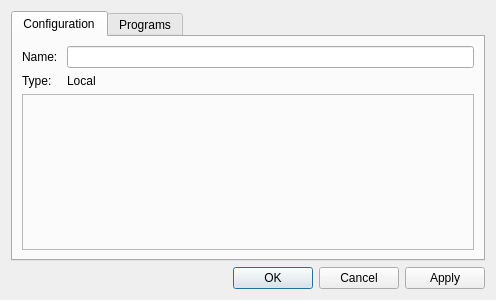
The window that molequeue/ui/queuesettingsdialog.ui (OpenChemistry/molequeue) describes before a commit, drawn with Qt 5.
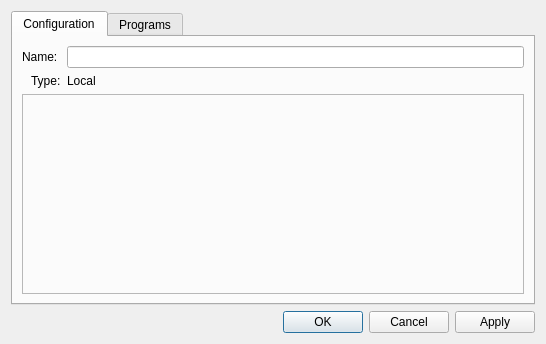
The same window after the commit.

```diff
--- a/molequeue/ui/queuesettingsdialog.ui
+++ b/molequeue/ui/queuesettingsdialog.ui
@@ -6,8 +6,8 @@
    <rect>
     <x>0</x>
     <y>0</y>
-    <width>496</width>
-    <height>300</height>
+    <width>546</width>
+    <height>344</height>
    </rect>
   </property>
   <property name="sizePolicy">
@@ -32,6 +32,9 @@
       <layout class="QVBoxLayout" name="verticalLayout_2">
        <item>
         <layout class="QFormLayout" name="formLayout">
+         <property name="labelAlignment">
+          <set>Qt::AlignRight|Qt::AlignTrailing|Qt::AlignVCenter</set>
+         </property>
          <item row="0" column="0">
           <widget class="QLabel" name="nameLabel">
            <property name="text">
```
